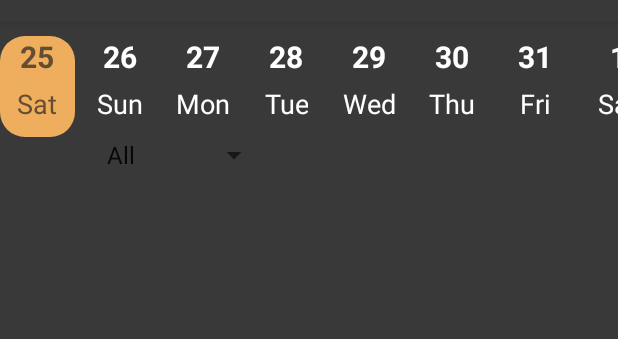
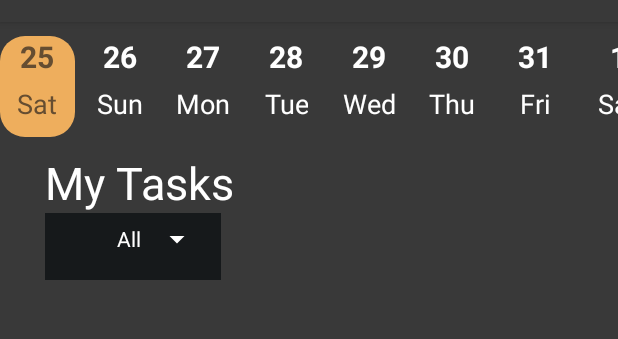
Before and after one commit to khosbilegt/MobileDev, an Android app: the screen it shows after launch (MainActivity), on a phone screen of 412 x 824 dp, the part 62-401 px from its top. Run offline under Robolectric (Android 15) with nearby library versions, the phone set to English and light mode, and no system bars.

Commit message:
fixed spinner

```diff
--- a/Todo/app/src/main/java/com/example/todo/MainActivity.java
+++ b/Todo/app/src/main/java/com/example/todo/MainActivity.java
@@ -83,8 +83,8 @@ public class MainActivity extends AppCompatActivity {
         options.add("Done");;
         options.add("Not Done");
         ArrayAdapter<String> arrayAdapter = new ArrayAdapter<String>(this,
-                android.R.layout.simple_spinner_item, options);
-        arrayAdapter.setDropDownViewResource(android.R.layout.simple_spinner_dropdown_item);
+                R.layout.item_spinner, options);
+        arrayAdapter.setDropDownViewResource(R.layout.item_spinner_dropdown);
         Spinner spinner = findViewById(R.id.spinner);
         SharedPreferences sharedPref = getPreferences(Context.MODE_PRIVATE);
         spinner.setAdapter(arrayAdapter);
@@ -125,7 +125,6 @@ public class MainActivity extends AppCompatActivity {
 
     @Override
     public boolean onOptionsItemSelected(MenuItem item) {
-        // Handle item selection
         switch (item.getItemId()) {
             case R.id.add_button:
                 Intent intent = new Intent(MainActivity.this, AddActivity.class);
--- a/Todo/app/src/main/res/layout/activity_main.xml
+++ b/Todo/app/src/main/res/layout/activity_main.xml
@@ -23,6 +23,7 @@
         android:layout_height="match_parent"
         android:layout_marginTop="65dp"
         android:orientation="vertical"
+        app:layout_constraintEnd_toEndOf="parent"
         app:layout_constraintTop_toBottomOf="@+id/my_toolbar">
 
         <androidx.recyclerview.widget.RecyclerView
@@ -39,13 +40,32 @@
             android:layout_marginEnd="30dp"
             android:orientation="vertical">
 
-            <Spinner
-                android:id="@+id/spinner"
-                android:layout_width="150dp"
+            <TextView
+                android:id="@+id/textView2"
+                android:layout_width="match_parent"
                 android:layout_height="wrap_content"
-                android:layout_marginBottom="10dp"
-                android:gravity="right"
-                android:textAlignment="center" />
+                android:layout_marginTop="10dp"
+                android:text="My Tasks"
+                android:textColor="@color/white"
+                android:textSize="30sp" />
+
+            <LinearLayout
+                android:layout_width="wrap_content"
+                android:layout_height="wrap_content"
+                android:layout_marginBottom="15dp"
+                android:background="@color/task_background"
+                android:orientation="horizontal"
+                android:padding="5dp">
+
+                <Spinner
+                    android:id="@+id/spinner"
+                    android:layout_width="wrap_content"
+                    android:layout_height="wrap_content"
+                    android:layout_marginBottom="10dp"
+                    android:backgroundTint="#FFFFFF"
+                    android:gravity="right"
+                    android:textAlignment="center" />
+            </LinearLayout>
 
             <androidx.recyclerview.widget.RecyclerView
                 android:id="@+id/recyclerView"
--- a/Todo/app/src/main/res/layout/item_spinner.xml
+++ b/Todo/app/src/main/res/layout/item_spinner.xml
@@ -4,4 +4,5 @@
     android:layout_width="match_parent"
     android:layout_height="wrap_content"
     android:textAlignment="viewStart"
+    android:background="@color/task_background"
     android:textColor="@color/white"></TextView>
--- a/Todo/app/src/main/res/layout/task_item.xml
+++ b/Todo/app/src/main/res/layout/task_item.xml
@@ -42,10 +42,9 @@
                     android:layout_marginLeft="10dp"
                     android:gravity="center_vertical"
                     android:text="TextView"
-                    android:textColor="#000000"
+                    android:textColor="@color/white"
                     android:textSize="20sp"
-                    tools:layout_marginTop="10dp"
-                    tools:textColor="@color/white" />
+                    tools:layout_marginTop="10dp" />
 
             </LinearLayout>
 
```
